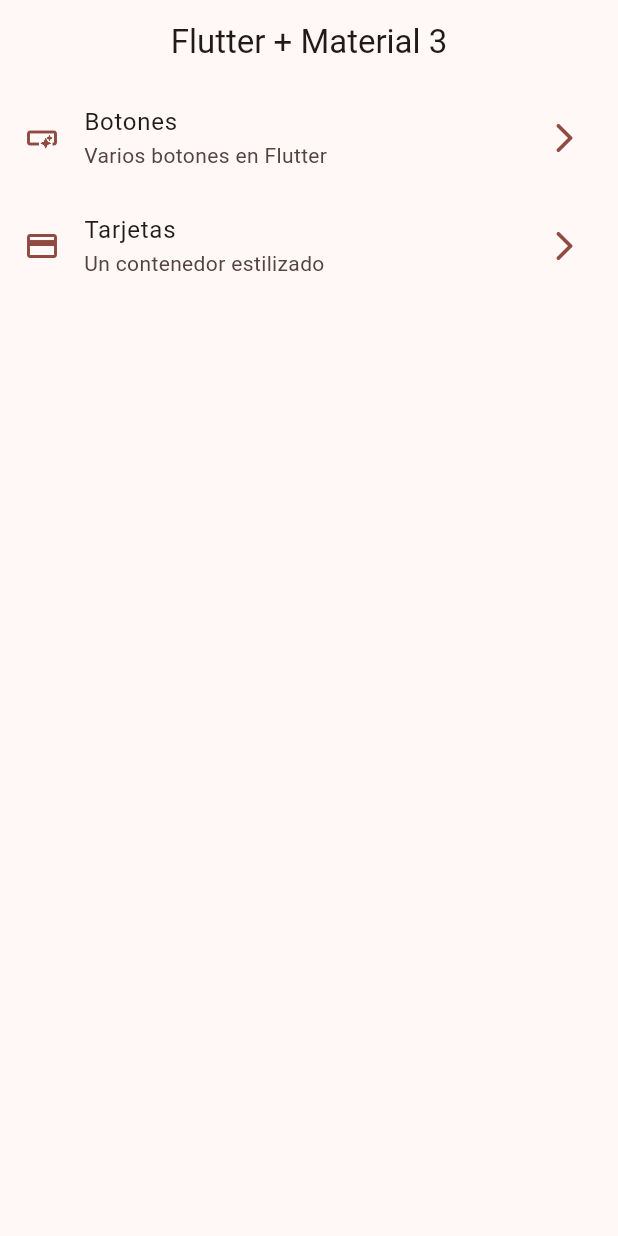
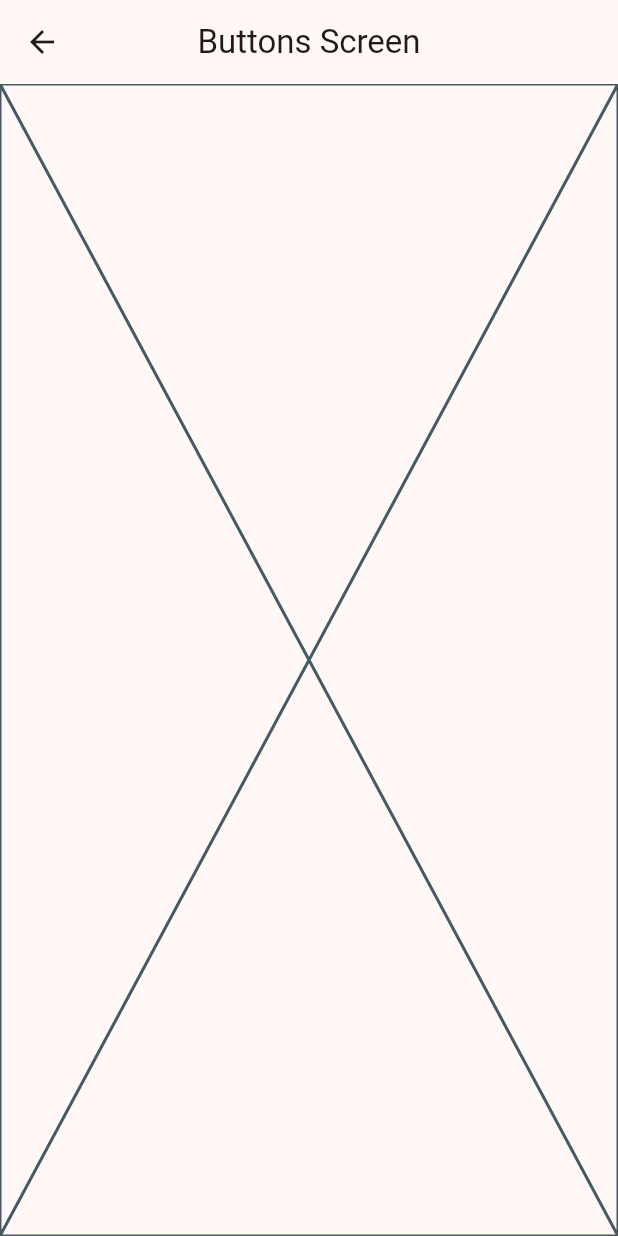
Before and after one commit to JahelCuadrado/widgets-app, a Flutter app: the screen it shows after launch, after a tap on "Botones", on a phone screen of 412 x 824 dp. Run offline on Flutter 3.47's test engine with Material 2 defaults, Android fonts, the phone set to English and light mode, and no system bars.

```diff
--- a/lib/config/menu/menu_items.dart
+++ b/lib/config/menu/menu_items.dart
@@ -29,7 +29,7 @@ const List<MenuItem> appMenuItems = [
     MenuItem(
       title: 'Tarjetas',
       subTitle: 'Un contenedor estilizado',
-      link: '/car',
+      link: '/cards',
       icon: Icons.credit_card
       ),
 
--- a/lib/main.dart
+++ b/lib/main.dart
@@ -1,5 +1,7 @@
 import 'package:flutter/material.dart';
 import 'package:widgets_app/config/theme/app_theme.dart';
+import 'package:widgets_app/presentation/screens/buttons/buttons_screen.dart';
+import 'package:widgets_app/presentation/screens/cards/cards_screed.dart';
 import 'package:widgets_app/presentation/screens/home/home_screen.dart';
 
 void main() {
@@ -14,7 +16,11 @@ class MainApp extends StatelessWidget {
     return MaterialApp(
       debugShowCheckedModeBanner: false,
       theme: AppTheme(seletedColor: 1).getTheme(),
-      home: const HomeScreen()
+      home: const HomeScreen(),
+      routes: {
+        '/buttons':(context) => const ButtonsScreen(),
+        '/cards':(context) => const CardsScreen(),
+      },
     );
   }
 }
--- /dev/null
+++ b/lib/presentation/screens/buttons/buttons_screen.dart
@@ -0,0 +1,16 @@
+import 'package:flutter/material.dart';
+
+
+class ButtonsScreen extends StatelessWidget {
+  const ButtonsScreen({super.key});
+
+  @override
+  Widget build(BuildContext context) {
+    return Scaffold(
+      appBar: AppBar(
+        title: const Text('Buttons Screen'),
+      ),
+      body: const Placeholder(),
+    );
+  }
+}
--- a/lib/presentation/screens/home/home_screen.dart
+++ b/lib/presentation/screens/home/home_screen.dart
@@ -1,6 +1,7 @@
 
 import 'package:flutter/material.dart';
 import 'package:widgets_app/config/menu/menu_items.dart';
+import 'package:widgets_app/presentation/screens/buttons/buttons_screen.dart';
 
 class HomeScreen extends StatelessWidget {
   const HomeScreen({super.key});
@@ -49,7 +50,16 @@ class _CustomListTile extends StatelessWidget {
       leading: Icon(menuItem.icon, color: colors.primary,),
       trailing: Icon(Icons.arrow_forward_ios_rounded, color: colors.primary,),
       onTap: () {
-        //TODO navegar a otra pantalla
+
+      //   Navigator.of(context).push( //con push ponemos esta nueva pantalla encima, con replace la replazariamos
+      //     MaterialPageRoute(
+      //       builder: (context) => const ButtonsScreen(),
+      //   ),
+      //  );
+
+      Navigator.pushNamed(context, menuItem.link);
+
+
       },
     );
   }
```
Also changed, not shown: lib/presentation/screens/cards/cards_screed.dart (added, +16 -0 lines).
